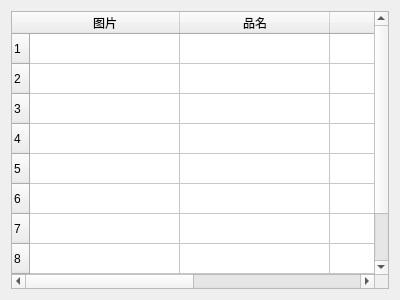
gitjip/microtrade, file client/shopwidget.ui: the form before one commit.
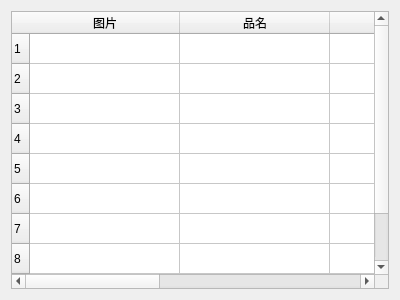
The form after the commit.

Patch:
```diff
--- a/client/shopwidget.ui
+++ b/client/shopwidget.ui
@@ -20,7 +20,7 @@
       <number>10</number>
      </property>
      <property name="columnCount">
-      <number>4</number>
+      <number>5</number>
      </property>
      <attribute name="horizontalHeaderVisible">
       <bool>true</bool>
@@ -59,6 +59,11 @@
        <string>单价</string>
       </property>
      </column>
+     <column>
+      <property name="text">
+       <string>库存</string>
+      </property>
+     </column>
      <column>
       <property name="text">
        <string>描述</string>
```
